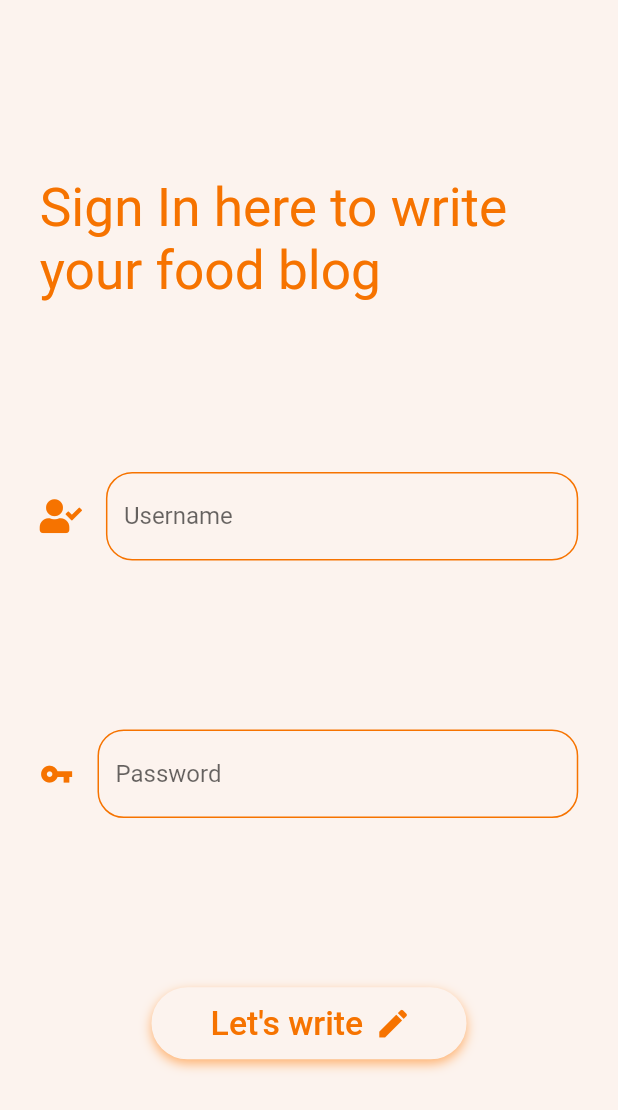
After one commit to hoangduongit1997/cook_blog_app, a Flutter app: the EmailScreen screen opened directly, on a phone screen of 412 x 824 dp. The commit adds this screen. Shown: the top 1110 px of the screen. Run offline on Flutter 3.47's test engine with Material 2 defaults, Android fonts, the phone set to English and light mode, and no system bars; our stand-ins replace font_awesome_flutter; Roboto replaces fonts that are missing (Segoe UI).

Commit message:
Email Screen Added

```diff
--- /dev/null
+++ b/lib/screens/emailScreen.dart
@@ -0,0 +1,89 @@
+import 'package:flutter/material.dart';
+import 'package:font_awesome_flutter/font_awesome_flutter.dart';
+import 'package:cookblog/custom_widgets/shadowButton.dart';
+
+class EmailScreen extends StatelessWidget {
+  EmailScreen({@required this.option});
+  final String option;
+  @override
+  Widget build(BuildContext context) {
+    return Scaffold(
+      backgroundColor: Color(0xFFFCF3EE),
+      body: Padding(
+        padding: EdgeInsets.symmetric(horizontal: 26.5 , vertical: 5),
+        child: Column(
+          mainAxisAlignment: MainAxisAlignment.spaceEvenly,
+          crossAxisAlignment: CrossAxisAlignment.center,
+          children: <Widget>[
+            new Text(
+              "$option here to write your food blog",
+              style: TextStyle(
+                fontFamily: "Segoe UI",
+                fontSize: 35.5,
+                color:Color(0xfff67300),
+              ),
+            ),
+//            new Container(
+//              height: 154.00,
+//              width: 272.00,
+//              child: Row(
+//                mainAxisAlignment: MainAxisAlignment.center,
+//                children: <Widget>[
+//                  Icon(Icons.fastfood , color: Color(0xfff67300) , size: 42.5),
+//                  SizedBox(width: 10),
+//                  FaIcon(FontAwesomeIcons.signInAlt , color: Color(0xfff67300) , size: 42.5)
+//                ],
+//              ),
+//            ),
+            TextField(
+              keyboardType: TextInputType.emailAddress,
+              decoration: InputDecoration(
+                hintText: "Username",
+                icon: FaIcon(FontAwesomeIcons.userCheck , color: Color(0xFFF67300) , size: 22.5),
+                border: OutlineInputBorder(
+                  borderRadius: BorderRadius.all(Radius.circular(17.5)),
+                  borderSide: BorderSide(color: Color(0xFFF67300) , width: 1),
+                ),
+                enabledBorder: OutlineInputBorder(
+                  borderSide: BorderSide(color: Color(0xFFF67300), width: 1.0),
+                  borderRadius: BorderRadius.all(Radius.circular(17.5)),
+                ),
+                focusedBorder: OutlineInputBorder(
+                  borderSide: BorderSide(color: Color(0xFFF67300), width: 2.0),
+                  borderRadius: BorderRadius.all(Radius.circular(17.5)),
+                ),
+              ),
+            ),
+            TextField(
+              obscureText: true,
+              decoration: InputDecoration(
+                hintText: "Password",
+                icon: Icon(Icons.vpn_key , color: Color(0xFFF67300) , size: 22.5),
+                border: OutlineInputBorder(
+                  borderRadius: BorderRadius.all(Radius.circular(17.5)),
+                  borderSide: BorderSide(color: Color(0xFFF67300) , width: 1),
+                ),
+                enabledBorder: OutlineInputBorder(
+                  borderSide: BorderSide(color: Color(0xFFF67300), width: 1.0),
+                  borderRadius: BorderRadius.all(Radius.circular(17.5)),
+                ),
+                focusedBorder: OutlineInputBorder(
+                  borderSide: BorderSide(color: Color(0xFFF67300), width: 2.0),
+                  borderRadius: BorderRadius.all(Radius.circular(17.5)),
+                ),
+              ),
+            ),
+            ShadowButton(
+              icon: Icon(Icons.edit , color: Color(0xfff67300) , size: 24.5),
+              text: 'Let\'s write ',
+              textSize: 22.5,
+              width: 210,
+              height: 48,
+              press: null,
+            ),
+          ],
+        )
+      ),
+    );
+  }
+}
--- a/lib/screens/mainScreen.dart
+++ b/lib/screens/mainScreen.dart
@@ -2,12 +2,7 @@ import 'package:flutter/material.dart';
 import 'package:cookblog/custom_widgets/shadowButton.dart';
 import 'package:cookblog/screens/signUpScreen.dart';
 
-class MainScreen extends StatefulWidget {
-  @override
-  _MainScreenState createState() => _MainScreenState();
-}
-
-class _MainScreenState extends State<MainScreen> {
+class MainScreen extends StatelessWidget {
   @override
   Widget build(BuildContext context) {
     return Scaffold(
--- a/lib/screens/signInScreen.dart
+++ b/lib/screens/signInScreen.dart
@@ -1,13 +1,9 @@
 import 'package:flutter/material.dart';
 import 'package:cookblog/custom_widgets/shadowButton.dart';
 import 'package:font_awesome_flutter/font_awesome_flutter.dart';
+import 'package:cookblog/screens/emailScreen.dart';
 
-class SignInScreen extends StatefulWidget {
-  @override
-  _SignInScreenState createState() => _SignInScreenState();
-}
-
-class _SignInScreenState extends State<SignInScreen> {
+class SignInScreen extends StatelessWidget {
   @override
   Widget build(BuildContext context) {
     return Scaffold(
@@ -49,7 +45,9 @@ class _SignInScreenState extends State<SignInScreen> {
               textSize: 22.5,
               width: 220,
               height: 48,
-              press: null,
+              press: (){
+                Navigator.push(context, MaterialPageRoute(builder: (context) => EmailScreen(option: "Sign In")));
+              },
             ),
             GestureDetector(
               onTap: (){
--- a/lib/screens/signUpScreen.dart
+++ b/lib/screens/signUpScreen.dart
@@ -2,13 +2,9 @@ import 'package:flutter/material.dart';
 import 'package:cookblog/custom_widgets/shadowButton.dart';
 import 'package:font_awesome_flutter/font_awesome_flutter.dart';
 import 'package:cookblog/screens/signInScreen.dart';
+import 'package:cookblog/screens/emailScreen.dart';
 
-class SignUpScreen extends StatefulWidget {
-  @override
-  _SignUpScreenState createState() => _SignUpScreenState();
-}
-
-class _SignUpScreenState extends State<SignUpScreen> {
+class SignUpScreen extends StatelessWidget {
   @override
   Widget build(BuildContext context) {
     return Scaffold(
@@ -50,7 +46,9 @@ class _SignUpScreenState extends State<SignUpScreen> {
               textSize: 22.5,
               width: 220,
               height: 48,
-              press: null,
+              press: (){
+                Navigator.push(context, MaterialPageRoute(builder: (context) => EmailScreen(option: "Sign Up")));
+              },
             ),
             GestureDetector(
               onTap: (){
@@ -66,8 +64,8 @@ class _SignUpScreenState extends State<SignUpScreen> {
                 ),
               ),
             ),
-      ],
-    ),
+          ],
+        ),
       ),
     );
   }
```
Lines whose indentation alone changed are shown as unchanged.
